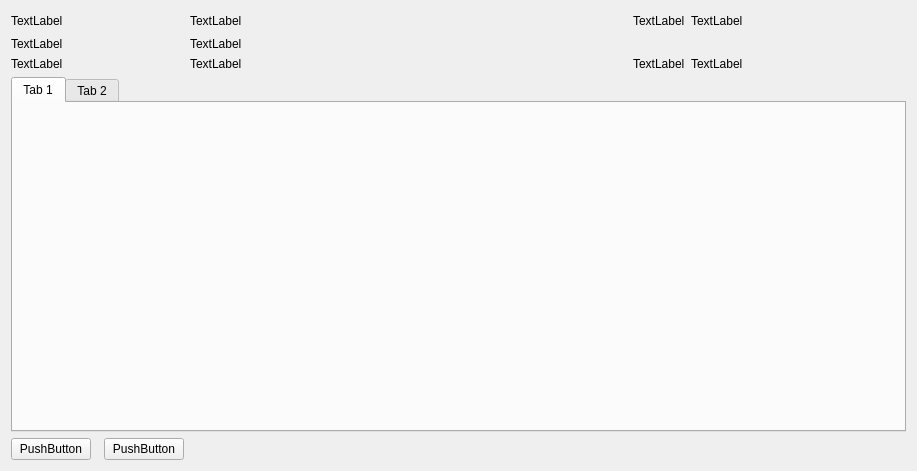
First picture: the form in Under Construction/Activity Monitor.app/Resources/dialog_inspect_process.ui, repository helloSystem/Utilities, before the edit.
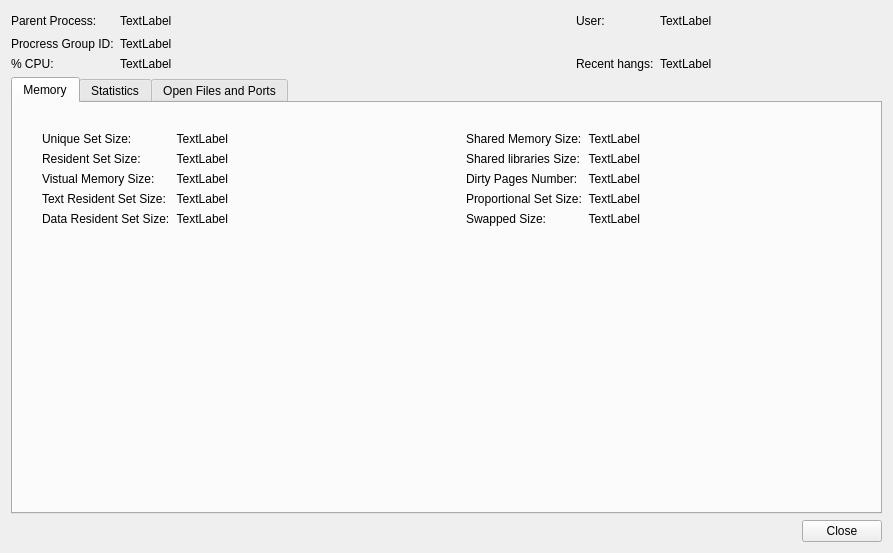
Second picture: the form after the edit.

Commit message: Inspection Process in coming

```diff
--- a/Under Construction/Activity Monitor.app/Resources/dialog_inspect_process.ui
+++ b/Under Construction/Activity Monitor.app/Resources/dialog_inspect_process.ui
@@ -6,8 +6,8 @@
             <rect>
                 <x>0</x>
                 <y>0</y>
-                <width>917</width>
-                <height>471</height>
+                <width>893</width>
+                <height>553</height>
             </rect>
         </property>
         <property name="windowTitle">
@@ -16,50 +16,10 @@
         <layout class="QVBoxLayout" name="verticalLayout_2">
             <item>
                 <layout class="QGridLayout" name="gridLayout">
-                    <item row="0" column="1">
-                        <widget class="QLabel" name="label_8">
-                            <property name="sizePolicy">
-                                <sizepolicy hsizetype="MinimumExpanding" vsizetype="Preferred">
-                                    <horstretch>0</horstretch>
-                                    <verstretch>0</verstretch>
-                                </sizepolicy>
-                            </property>
-                            <property name="text">
-                                <string>TextLabel</string>
-                            </property>
-                        </widget>
-                    </item>
                     <item row="1" column="0" alignment="Qt::AlignLeft">
                         <widget class="QLabel" name="label_5">
                             <property name="text">
-                                <string>TextLabel</string>
-                            </property>
-                        </widget>
-                    </item>
-                    <item row="0" column="0" alignment="Qt::AlignLeft">
-                        <widget class="QLabel" name="label_6">
-                            <property name="text">
-                                <string>TextLabel</string>
-                            </property>
-                        </widget>
-                    </item>
-                    <item row="1" column="1">
-                        <widget class="QLabel" name="label_7">
-                            <property name="sizePolicy">
-                                <sizepolicy hsizetype="MinimumExpanding" vsizetype="Preferred">
-                                    <horstretch>0</horstretch>
-                                    <verstretch>0</verstretch>
-                                </sizepolicy>
-                            </property>
-                            <property name="text">
-                                <string>TextLabel</string>
-                            </property>
-                        </widget>
-                    </item>
-                    <item row="2" column="0" alignment="Qt::AlignLeft">
-                        <widget class="QLabel" name="label">
-                            <property name="text">
-                                <string>TextLabel</string>
+                                <string>Procress Group ID:</string>
                             </property>
                         </widget>
                     </item>
@@ -76,22 +36,8 @@
                             </property>
                         </widget>
                     </item>
-                    <item row="0" column="3" alignment="Qt::AlignLeft">
-                        <widget class="QLabel" name="label_3">
-                            <property name="text">
-                                <string>TextLabel</string>
-                            </property>
-                        </widget>
-                    </item>
-                    <item row="2" column="3" alignment="Qt::AlignLeft">
-                        <widget class="QLabel" name="label_9">
-                            <property name="text">
-                                <string>TextLabel</string>
-                            </property>
-                        </widget>
-                    </item>
-                    <item row="2" column="4">
-                        <widget class="QLabel" name="label_4">
+                    <item row="0" column="1">
+                        <widget class="QLabel" name="parent_process_value">
                             <property name="sizePolicy">
                                 <sizepolicy hsizetype="MinimumExpanding" vsizetype="Preferred">
                                     <horstretch>0</horstretch>
@@ -103,20 +49,7 @@
                             </property>
                         </widget>
                     </item>
-                    <item row="0" column="4">
-                        <widget class="QLabel" name="label_10">
-                            <property name="sizePolicy">
-                                <sizepolicy hsizetype="MinimumExpanding" vsizetype="Preferred">
-                                    <horstretch>0</horstretch>
-                                    <verstretch>0</verstretch>
-                                </sizepolicy>
-                            </property>
-                            <property name="text">
-                                <string>TextLabel</string>
-                            </property>
-                        </widget>
-                    </item>
-                    <item row="4" column="0" colspan="5">
+                    <item row="3" column="0" colspan="5">
                         <widget class="QTabWidget" name="tabWidget">
                             <property name="tabShape">
                                 <enum>QTabWidget::Rounded</enum>
@@ -124,16 +57,428 @@
                             <property name="currentIndex">
                                 <number>0</number>
                             </property>
+                            <widget class="QWidget" name="memory_tab">
+                                <attribute name="title">
+                                    <string>Memory</string>
+                                </attribute>
+                                <layout class="QHBoxLayout" name="horizontalLayout_3">
+                                    <item>
+                                        <layout class="QHBoxLayout" name="horizontalLayout_2">
+                                            <property name="leftMargin">
+                                                <number>20</number>
+                                            </property>
+                                            <property name="topMargin">
+                                                <number>20</number>
+                                            </property>
+                                            <property name="rightMargin">
+                                                <number>20</number>
+                                            </property>
+                                            <property name="bottomMargin">
+                                                <number>20</number>
+                                            </property>
+                                            <item>
+                                                <layout class="QGridLayout" name="gridLayout_2">
+                                                    <item row="5" column="0">
+                                                        <spacer name="verticalSpacer">
+                                                            <property name="orientation">
+                                                                <enum>Qt::Vertical</enum>
+                                                            </property>
+                                                            <property name="sizeHint" stdset="0">
+                                                                <size>
+                                                                    <width>20</width>
+                                                                    <height>40</height>
+                                                                </size>
+                                                            </property>
+                                                        </spacer>
+                                                    </item>
+                                                    <item row="4" column="0">
+                                                        <widget class="QLabel" name="data_resident_set_size_label">
+                                                            <property name="toolTip">
+                                                                <string>&lt;html&gt;&lt;head/&gt;&lt;body&gt;&lt;p&gt;The
+                                                                    amount of physical memory devoted to other than
+                                                                    executable code.&lt;/p&gt;&lt;/body&gt;&lt;/html&gt;
+                                                                </string>
+                                                            </property>
+                                                            <property name="text">
+                                                                <string>Data Resident Set Size:</string>
+                                                            </property>
+                                                        </widget>
+                                                    </item>
+                                                    <item row="3" column="0">
+                                                        <widget class="QLabel" name="text_resitent_set_size_label">
+                                                            <property name="toolTip">
+                                                                <string>&lt;html&gt;&lt;head/&gt;&lt;body&gt;&lt;p&gt;The
+                                                                    amount of memory devoted to executable code. &lt;/p&gt;&lt;/body&gt;&lt;/html&gt;
+                                                                </string>
+                                                            </property>
+                                                            <property name="text">
+                                                                <string>Text Resident Set Size:</string>
+                                                            </property>
+                                                        </widget>
+                                                    </item>
+                                                    <item row="0" column="0">
+                                                        <widget class="QLabel" name="unique_set_size_label">
+                                                            <property name="toolTip">
+                                                                <string>&lt;html&gt;&lt;head/&gt;&lt;body&gt;&lt;p&gt;This
+                                                                    is the memory which is unique to a process and which
+                                                                    would be freed if the process was terminated right
+                                                                    now.&lt;/p&gt;&lt;/body&gt;&lt;/html&gt;
+                                                                </string>
+                                                            </property>
+                                                            <property name="text">
+                                                                <string>Unique Set Size:</string>
+                                                            </property>
+                                                        </widget>
+                                                    </item>
+                                                    <item row="4" column="1">
+                                                        <widget class="QLabel" name="data_resident_set_size_value">
+                                                            <property name="text">
+                                                                <string>TextLabel</string>
+                                                            </property>
+                                                            <property name="alignment">
+                                                                <set>Qt::AlignRight|Qt::AlignTrailing|Qt::AlignVCenter
+                                                                </set>
+                                                            </property>
+                                                        </widget>
+                                                    </item>
+                                                    <item row="0" column="1">
+                                                        <widget class="QLabel" name="unique_set_size_value">
+                                                            <property name="toolTip">
+                                                                <string/>
+                                                            </property>
+                                                            <property name="text">
+                                                                <string>TextLabel</string>
+                                                            </property>
+                                                            <property name="alignment">
+                                                                <set>Qt::AlignRight|Qt::AlignTrailing|Qt::AlignVCenter
+                                                                </set>
+                                                            </property>
+                                                        </widget>
+                                                    </item>
+                                                    <item row="1" column="1">
+                                                        <widget class="QLabel" name="resident_set_size_value">
+                                                            <property name="text">
+                                                                <string>TextLabel</string>
+                                                            </property>
+                                                            <property name="alignment">
+                                                                <set>Qt::AlignRight|Qt::AlignTrailing|Qt::AlignVCenter
+                                                                </set>
+                                                            </property>
+                                                        </widget>
+                                                    </item>
+                                                    <item row="2" column="0">
+                                                        <widget class="QLabel" name="virtual_memory_size_label">
+                                                            <property name="toolTip">
+                                                                <string>&lt;html&gt;&lt;head/&gt;&lt;body&gt;&lt;p&gt;This
+                                                                    is the total amount of virtual memory used by the
+                                                                    process. &lt;/p&gt;&lt;/body&gt;&lt;/html&gt;
+                                                                </string>
+                                                            </property>
+                                                            <property name="text">
+                                                                <string>Vistual Memory Size:</string>
+                                                            </property>
+                                                        </widget>
+                                                    </item>
+                                                    <item row="3" column="1">
+                                                        <widget class="QLabel" name="text_resitent_set_size_value">
+                                                            <property name="text">
+                                                                <string>TextLabel</string>
+                                                            </property>
+                                                            <property name="alignment">
+                                                                <set>Qt::AlignRight|Qt::AlignTrailing|Qt::AlignVCenter
+                                                                </set>
+                                                            </property>
+                                                        </widget>
+                                                    </item>
+                                                    <item row="2" column="1">
+                                                        <widget class="QLabel" name="virtual_memory_size_value">
+                                                            <property name="text">
+                                                                <string>TextLabel</string>
+                                                            </property>
+                                                            <property name="alignment">
+                                                                <set>Qt::AlignRight|Qt::AlignTrailing|Qt::AlignVCenter
+                                                                </set>
+                                                            </property>
+                                                        </widget>
+                                                    </item>
+                                                    <item row="1" column="0">
+                                                        <widget class="QLabel" name="resident_set_size_label">
+                                                            <property name="toolTip">
+                                                                <string>&lt;html&gt;&lt;head/&gt;&lt;body&gt;&lt;p&gt;This
+                                                                    is the non-swapped physical memory a process has
+                                                                    used. &lt;/p&gt;&lt;/body&gt;&lt;/html&gt;
+                                                                </string>
+                                                            </property>
+                                                            <property name="text">
+                                                                <string>Resident Set Size:</string>
+                                                            </property>
+                                                        </widget>
+                                                    </item>
+                                                </layout>
+                                            </item>
+                                            <item>
+                                                <spacer name="horizontalSpacer_3">
+                                                    <property name="orientation">
+                                                        <enum>Qt::Horizontal</enum>
+                                                    </property>
+                                                    <property name="sizeType">
+                                                        <enum>QSizePolicy::MinimumExpanding</enum>
+                                                    </property>
+                                                    <property name="sizeHint" stdset="0">
+                                                        <size>
+                                                            <width>40</width>
+                                                            <height>20</height>
+                                                        </size>
+                                                    </property>
+                                                </spacer>
+                                            </item>
+                                            <item>
+                                                <layout class="QGridLayout" name="gridLayout_3">
+                                                    <property name="leftMargin">
+                                                        <number>20</number>
+                                                    </property>
+                                                    <item row="1" column="1">
+                                                        <widget class="QLabel" name="shared_libraries_size_value">
+                                                            <property name="text">
+                                                                <string>TextLabel</string>
+                                                            </property>
+                                                            <property name="alignment">
+                                                                <set>Qt::AlignRight|Qt::AlignTrailing|Qt::AlignVCenter
+                                                                </set>
+                                                            </property>
+                                                        </widget>
+                                                    </item>
+                                                    <item row="2" column="1">
+                                                        <widget class="QLabel" name="dirty_pages_number_value">
+                                                            <property name="text">
+                                                                <string>TextLabel</string>
+                                                            </property>
+                                                            <property name="alignment">
+                                                                <set>Qt::AlignRight|Qt::AlignTrailing|Qt::AlignVCenter
+                                                                </set>
+                                                            </property>
+                                                        </widget>
+                                                    </item>
+                                                    <item row="2" column="0">
+                                                        <widget class="QLabel" name="dirty_pages_number_label">
+                                                            <property name="toolTip">
+                                                                <string>&lt;html&gt;&lt;head/&gt;&lt;body&gt;&lt;p&gt;The
+                                                                    number of dirty pages.&lt;/p&gt;&lt;/body&gt;&lt;/html&gt;
+                                                                </string>
+                                                            </property>
+                                                            <property name="text">
+                                                                <string>Dirty Pages Number:</string>
+                                                            </property>
+                                                        </widget>
+                                                    </item>
+                                                    <item row="3" column="1">
+                                                        <widget class="QLabel" name="proportional_set_size_value">
+                                                            <property name="text">
+                                                                <string>TextLabel</string>
+                                                            </property>
+                                                            <property name="alignment">
+                                                                <set>Qt::AlignRight|Qt::AlignTrailing|Qt::AlignVCenter
+                                                                </set>
+                                                            </property>
+                                                        </widget>
+                                                    </item>
+                                                    <item row="1" column="0">
+                                                        <widget class="QLabel" name="shared_libraries_size_label">
+                                                            <property name="toolTip">
+                                                                <string>&lt;html&gt;&lt;head/&gt;&lt;body&gt;&lt;p&gt;The
+                                                                    memory used by shared libraries.&lt;/p&gt;&lt;/body&gt;&lt;/html&gt;
+                                                                </string>
+                                                            </property>
+                                                            <property name="text">
+                                                                <string>Shared libraries Size:</string>
+                                                            </property>
+                                                        </widget>
+                                                    </item>
+                                                    <item row="0" column="0">
+                                                        <widget class="QLabel" name="shared_memory_size_label">
+                                                            <property name="toolTip">
+                                                                <string>&lt;html&gt;&lt;head/&gt;&lt;body&gt;&lt;p&gt;
+                                                                    Memory that could be potentially shared with other
+                                                                    processes.&lt;/p&gt;&lt;/body&gt;&lt;/html&gt;
+                                                                </string>
+                                                            </property>
+                                                            <property name="text">
+                                                                <string>Shared Memory Size:</string>
+                                                            </property>
+                                                        </widget>
+                                                    </item>
+                                                    <item row="0" column="1">
+                                                        <widget class="QLabel" name="shared_memory_size_value">
+                                                            <property name="text">
+                                                                <string>TextLabel</string>
+                                                            </property>
+                                                            <property name="alignment">
+                                                                <set>Qt::AlignRight|Qt::AlignTrailing|Qt::AlignVCenter
+                                                                </set>
+                                                            </property>
+                                                        </widget>
+                                                    </item>
+                                                    <item row="3" column="0">
+                                                        <widget class="QLabel" name="proportional_set_size_label">
+                                                            <property name="toolTip">
+                                                                <string>&lt;html&gt;&lt;head/&gt;&lt;body&gt;&lt;p&gt;The
+                                                                    amount of memory shared with other processes,
+                                                                    accounted in a way that the amount is divided evenly
+                                                                    between the processes that share it. &lt;/p&gt;&lt;/body&gt;&lt;/html&gt;
+                                                                </string>
+                                                            </property>
+                                                            <property name="text">
+                                                                <string>Proportional Set Size:</string>
+                                                            </property>
+                                                        </widget>
+                                                    </item>
+                                                    <item row="5" column="0">
+                                                        <spacer name="verticalSpacer_2">
+                                                            <property name="orientation">
+                                                                <enum>Qt::Vertical</enum>
+                                                            </property>
+                                                            <property name="sizeHint" stdset="0">
+                                                                <size>
+                                                                    <width>20</width>
+                                                                    <height>40</height>
+                                                                </size>
+                                                            </property>
+                                                        </spacer>
+                                                    </item>
+                                                    <item row="4" column="0">
+                                                        <widget class="QLabel" name="swapped_size_label">
+                                                            <property name="toolTip">
+                                                                <string>&lt;html&gt;&lt;head/&gt;&lt;body&gt;&lt;p&gt;Amount
+                                                                    of memory that has been swapped out to disk.&lt;/p&gt;&lt;/body&gt;&lt;/html&gt;
+                                                                </string>
+                                                            </property>
+                                                            <property name="text">
+                                                                <string>Swapped Size:</string>
+                                                            </property>
+                                                        </widget>
+                                                    </item>
+                                                    <item row="4" column="1">
+                                                        <widget class="QLabel" name="swapped_size_value">
+                                                            <property name="text">
+                                                                <string>TextLabel</string>
+                                                            </property>
+                                                            <property name="alignment">
+                                                                <set>Qt::AlignRight|Qt::AlignTrailing|Qt::AlignVCenter
+                                                                </set>
+                                                            </property>
+                                                        </widget>
+                                                    </item>
+                                                </layout>
+                                            </item>
+                                            <item>
+                                                <spacer name="horizontalSpacer">
+                                                    <property name="orientation">
+                                                        <enum>Qt::Horizontal</enum>
+                                                    </property>
+                                                    <property name="sizeHint" stdset="0">
+                                                        <size>
+                                                            <width>40</width>
+                                                            <height>20</height>
+                                                        </size>
+                                                    </property>
+                                                </spacer>
+                                            </item>
+                                        </layout>
+                                    </item>
+                                </layout>
+                            </widget>
+                            <widget class="QWidget" name="statistics_tab">
+                                <attribute name="title">
+                                    <string>Statistics</string>
+                                </attribute>
+                                <layout class="QVBoxLayout" name="verticalLayout">
+                                    <item>
+                                        <widget class="QTextEdit" name="textEdit"/>
+                                    </item>
+                                </layout>
+                            </widget>
                             <widget class="QWidget" name="tab">
                                 <attribute name="title">
-                                    <string>Tab 1</string>
+                                    <string>Open Files and Ports</string>
                                 </attribute>
                             </widget>
-                            <widget class="QWidget" name="tab_2">
-                                <attribute name="title">
-                                    <string>Tab 2</string>
-                                </attribute>
-                            </widget>
+                        </widget>
+                    </item>
+                    <item row="0" column="3" alignment="Qt::AlignLeft">
+                        <widget class="QLabel" name="user_label">
+                            <property name="text">
+                                <string>User:</string>
+                            </property>
+                        </widget>
+                    </item>
+                    <item row="2" column="4">
+                        <widget class="QLabel" name="label_4">
+                            <property name="sizePolicy">
+                                <sizepolicy hsizetype="MinimumExpanding" vsizetype="Preferred">
+                                    <horstretch>0</horstretch>
+                                    <verstretch>0</verstretch>
+                                </sizepolicy>
+                            </property>
+                            <property name="text">
+                                <string>TextLabel</string>
+                            </property>
+                        </widget>
+                    </item>
+                    <item row="0" column="0" alignment="Qt::AlignLeft">
+                        <widget class="QLabel" name="parent_process_label">
+                            <property name="text">
+                                <string>Parent Process:</string>
+                            </property>
+                        </widget>
+                    </item>
+                    <item row="1" column="1">
+                        <widget class="QLabel" name="process_group_id_value">
+                            <property name="sizePolicy">
+                                <sizepolicy hsizetype="MinimumExpanding" vsizetype="Preferred">
+                                    <horstretch>0</horstretch>
+                                    <verstretch>0</verstretch>
+                                </sizepolicy>
+                            </property>
+                            <property name="text">
+                                <string>TextLabel</string>
+                            </property>
+                        </widget>
+                    </item>
+                    <item row="4" column="0" colspan="5">
+                        <widget class="QDialogButtonBox" name="buttonBox">
+                            <property name="standardButtons">
+                                <set>QDialogButtonBox::Close</set>
+                            </property>
+                            <property name="centerButtons">
+                                <bool>false</bool>
+                            </property>
+                        </widget>
+                    </item>
+                    <item row="0" column="4">
+                        <widget class="QLabel" name="user_value">
+                            <property name="sizePolicy">
+                                <sizepolicy hsizetype="MinimumExpanding" vsizetype="Preferred">
+                                    <horstretch>0</horstretch>
+                                    <verstretch>0</verstretch>
+                                </sizepolicy>
+                            </property>
+                            <property name="text">
+                                <string>TextLabel</string>
+                            </property>
+                        </widget>
+                    </item>
+                    <item row="2" column="0" alignment="Qt::AlignLeft">
+                        <widget class="QLabel" name="cpu_percent_label">
+                            <property name="text">
+                                <string>% CPU:</string>
+                            </property>
+                        </widget>
+                    </item>
+                    <item row="2" column="3" alignment="Qt::AlignLeft">
+                        <widget class="QLabel" name="label_9">
+                            <property name="text">
+                                <string>Recent hangs:</string>
+                            </property>
                         </widget>
                     </item>
                     <item row="0" column="2">
@@ -149,40 +494,6 @@
                             </property>
                         </spacer>
                     </item>
-                    <item row="5" column="1" colspan="4">
-                        <spacer name="horizontalSpacer">
-                            <property name="orientation">
-                                <enum>Qt::Horizontal</enum>
-                            </property>
-                            <property name="sizeHint" stdset="0">
-                                <size>
-                                    <width>40</width>
-                                    <height>20</height>
-                                </size>
-                            </property>
-                        </spacer>
-                    </item>
-                    <item row="5" column="0">
-                        <layout class="QHBoxLayout" name="horizontalLayout">
-                            <property name="spacing">
-                                <number>13</number>
-                            </property>
-                            <item>
-                                <widget class="QPushButton" name="pushButton">
-                                    <property name="text">
-                                        <string>PushButton</string>
-                                    </property>
-                                </widget>
-                            </item>
-                            <item>
-                                <widget class="QPushButton" name="pushButton_2">
-                                    <property name="text">
-                                        <string>PushButton</string>
-                                    </property>
-                                </widget>
-                            </item>
-                        </layout>
-                    </item>
                 </layout>
             </item>
         </layout>
```
Left out of the diff: 8 changed lines with no effect on the pictures. The commit also changes 4 other files.
